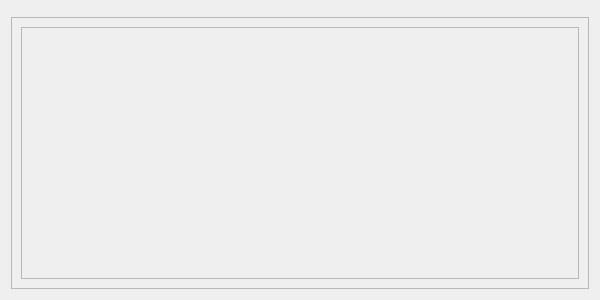
Qt form view/ui/stock_chart.ui (MYI26/My_Portfolio_Manager) before a commit.
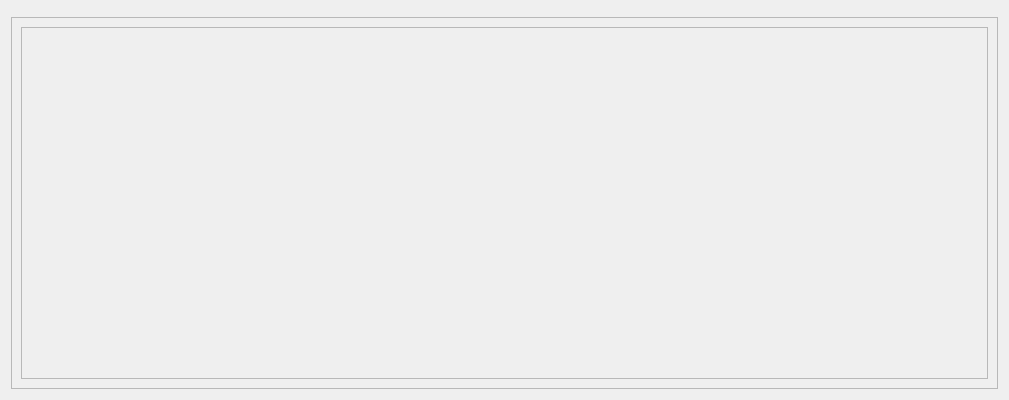
The same form after that commit.

Commit message:
Enhance Portfolio and Stock Info Views
- Added a new signal in PortfolioView to emit selected stock symbols.
- Connected item click events in the stock list to emit the selected stock symbol.
- Updated UI dimensions for stock chart and stock info views for better layout.
- Modified layout directions and margins for improved visual alignment.
- Changed button styles and added new buttons for buying and selling stocks.
- Updated stock information labels to reflect current data and improved styling.

```diff
--- a/view/ui/stock_chart.ui
+++ b/view/ui/stock_chart.ui
@@ -6,8 +6,8 @@
    <rect>
     <x>0</x>
     <y>0</y>
-    <width>600</width>
-    <height>300</height>
+    <width>1009</width>
+    <height>400</height>
    </rect>
   </property>
   <property name="minimumSize">
@@ -30,8 +30,8 @@
        <rect>
         <x>0</x>
         <y>0</y>
-        <width>563</width>
-        <height>318</height>
+        <width>989</width>
+        <height>364</height>
        </rect>
       </property>
       <layout class="QVBoxLayout" name="scrollLayout">
```
The commit also changes 7 other files.
